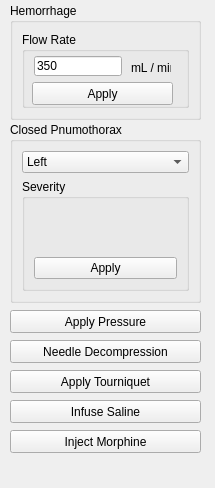
Qt form MultiTraumaShowcase.ui (cnsuhao/explorer) before a commit.
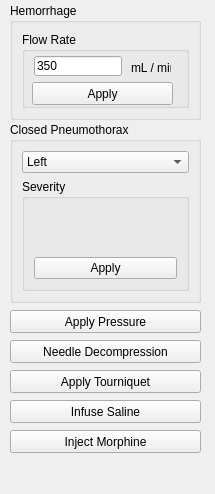
The same form after that commit. Custom widgets are drawn as their Qt base class.

What changed in the file:
```diff
--- a/MultiTraumaShowcase.ui
+++ b/MultiTraumaShowcase.ui
@@ -7,7 +7,7 @@
     <x>0</x>
     <y>0</y>
     <width>215</width>
-    <height>488</height>
+    <height>494</height>
    </rect>
   </property>
   <property name="minimumSize">
@@ -39,7 +39,7 @@
      </rect>
     </property>
     <property name="title">
-     <string>Closed Pnumothorax</string>
+     <string>Closed Pneumothorax</string>
     </property>
     <layout class="QGridLayout" name="gridLayout">
      <item row="1" column="0">
```
Left out of the diff: 6 changed lines with no effect on the pictures.
